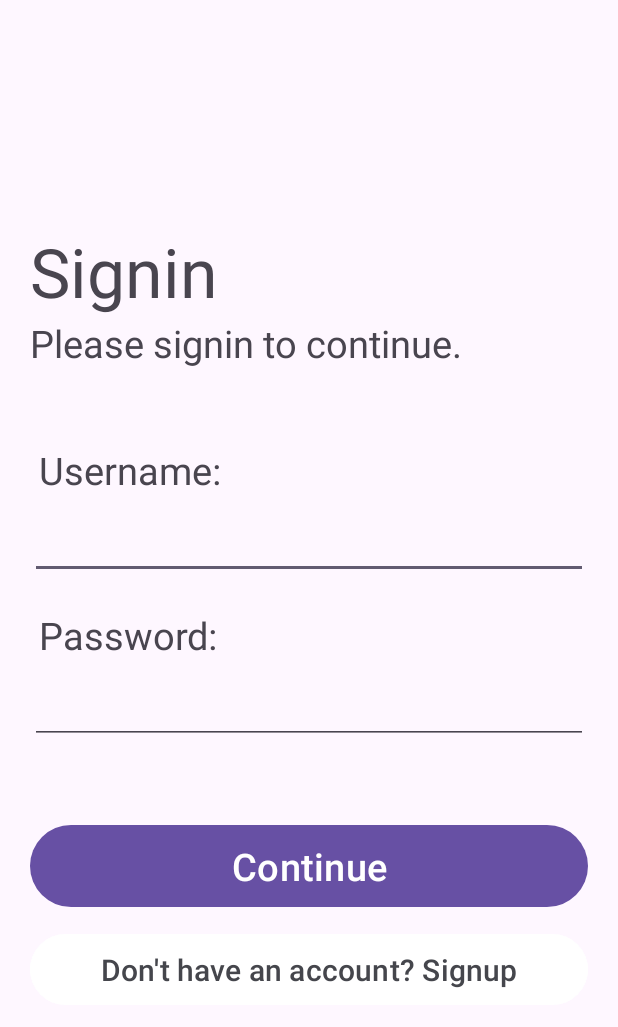
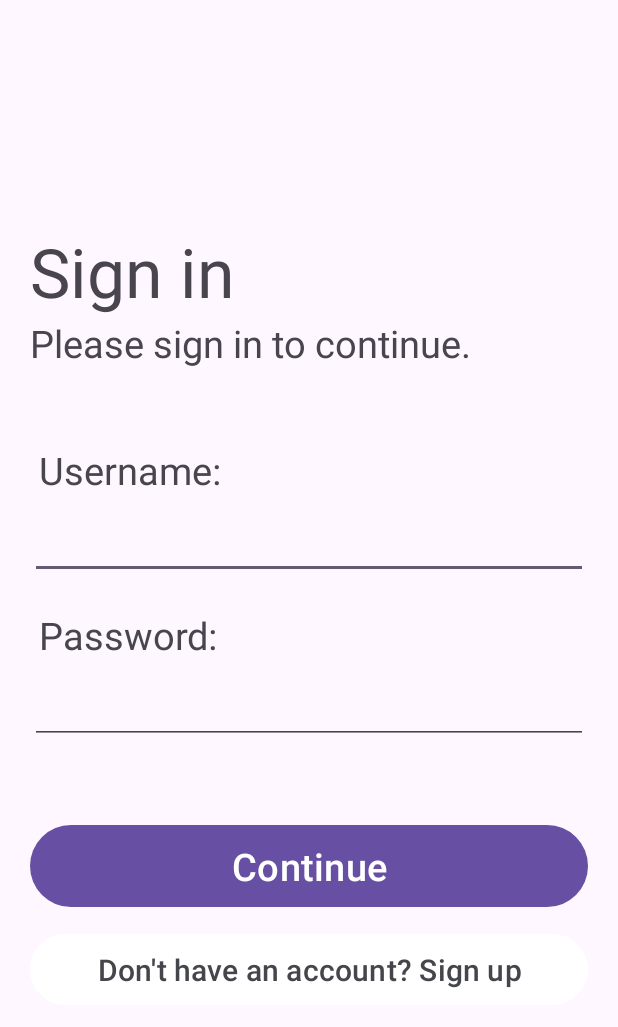
Before and after one commit to lonewanderer27/Dashboard, an Android app: the screen it shows after launch (MainActivity), on a phone screen of 412 x 824 dp. Shown: the top 1027 px of the screen. Run offline under Robolectric (Android 15) with nearby library versions, the phone set to English and light mode, and no system bars.

Commit message:
miscellaneous ui changes

```diff
--- a/app/src/main/java/com/jay_puzon/dashboard/UserEditRecord.kt
+++ b/app/src/main/java/com/jay_puzon/dashboard/UserEditRecord.kt
@@ -132,6 +132,9 @@ class UserEditRecord : AppCompatActivity() {
 
                 // hide the delete button
                 BtnDelete!!.visibility = View.GONE;
+
+                // hide the password field
+                findViewById<LinearLayout>(R.id.llPassword).visibility = View.GONE;
             }
 
             if (!CurrentUser!!.username.equals(username)) {
--- a/app/src/main/res/layout/jp_activity_main.xml
+++ b/app/src/main/res/layout/jp_activity_main.xml
@@ -19,13 +19,13 @@
 
         <TextView
             android:textSize="45sp"
-            android:text="Signin"
+            android:text="Sign in"
             android:layout_width="match_parent"
             android:layout_height="wrap_content" />
         <TextView
             android:textSize="25sp"
             android:layout_marginBottom="50dp"
-            android:text="Please signin to continue."
+            android:text="Please sign in to continue."
             android:layout_width="match_parent"
             android:layout_height="wrap_content" />
 
@@ -52,6 +52,7 @@
         <EditText
             android:textSize="25sp"
             android:paddingStart="5dp"
+            android:inputType="textPassword"
             android:id="@+id/password"
             android:layout_width="match_parent"
             android:layout_height="wrap_content"/>
@@ -70,7 +71,7 @@
             android:backgroundTint="@color/material_dynamic_neutral100"
             android:layout_marginTop="10dp"
             android:id="@+id/btnSignup"
-            android:text="Don't have an account? Signup"
+            android:text="Don't have an account? Sign up"
             android:padding="10dp"
             android:textSize="20sp"
             android:layout_width="match_parent"
--- a/app/src/main/res/layout/jp_activity_signup.xml
+++ b/app/src/main/res/layout/jp_activity_signup.xml
@@ -21,7 +21,7 @@
             android:layout_width="match_parent"
             android:layout_height="wrap_content"
             android:layout_marginBottom="20dp"
-            android:text="Signup"
+            android:text="Sign up"
             android:textSize="45sp" />
 
         <EditText
@@ -36,6 +36,7 @@
             android:layout_width="match_parent"
             android:layout_height="wrap_content"
             android:hint="Password"
+            android:inputType="textPassword"
             android:textSize="20sp" />
 
         <EditText
--- a/app/src/main/res/layout/jp_activity_user_edit_record.xml
+++ b/app/src/main/res/layout/jp_activity_user_edit_record.xml
@@ -15,7 +15,7 @@
         <TextView
             android:layout_width="match_parent"
             android:layout_height="wrap_content"
-            android:layout_marginBottom="25dp"
+            android:layout_marginBottom="10dp"
             android:text="Update Record"
             android:textSize="30sp" />
 
@@ -135,6 +135,7 @@
         </LinearLayout>
 
         <LinearLayout
+            android:id="@+id/llPassword"
             android:layout_width="match_parent"
             android:layout_height="wrap_content"
             android:orientation="horizontal"
```
